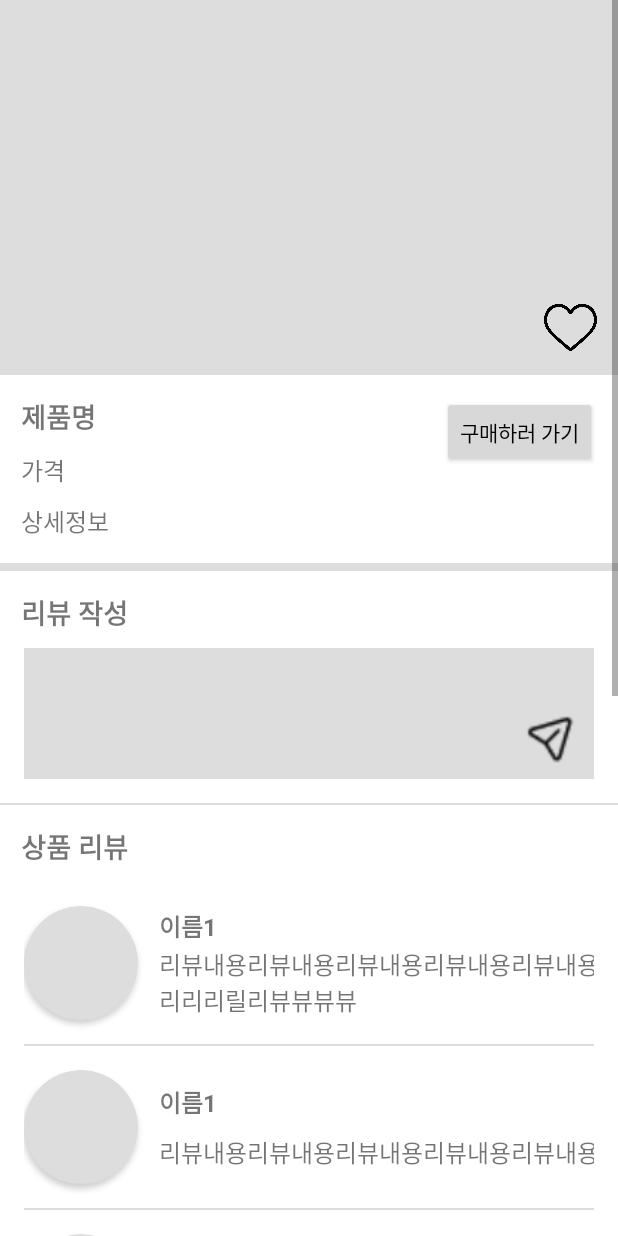
After one commit to UMC-GetIT/GetIT-android, an Android app: the ProductDetailActivity screen opened directly, with no data from a screen before it, on a phone screen of 412 x 824 dp. The commit adds this screen. Run offline under Robolectric (Android 15) with nearby library versions, the phone set to English and light mode, and no system bars.

Commit message:
[FEAT] 상품 상세

```diff
--- a/GetIT/app/src/main/AndroidManifest.xml
+++ b/GetIT/app/src/main/AndroidManifest.xml
@@ -24,8 +24,8 @@
             </intent-filter>
         </activity>
 
-        <activity
-            android:name=".ui.main.MainActivity"/>
+        <activity android:name=".ui.main.MainActivity"/>
+        <activity android:name=".ui.main.search.ProductDetailActivity"/>
 
 
     </application>
--- /dev/null
+++ b/GetIT/app/src/main/java/com/getit/getit/ui/main/search/ProductDetailActivity.kt
@@ -0,0 +1,35 @@
+package com.getit.getit.ui.main.search
+
+import android.os.Bundle
+import androidx.appcompat.app.AppCompatActivity
+import androidx.recyclerview.widget.LinearLayoutManager
+import com.getit.getit.databinding.FragmentProductDetailBinding
+
+class ProductDetailActivity: AppCompatActivity() {
+    override fun onCreate(savedInstanceState: Bundle?) {
+        var binding = FragmentProductDetailBinding.inflate(layoutInflater)
+        super.onCreate(savedInstanceState)
+        setContentView(binding.root)
+
+        var reviewDatas = ArrayList<Reviews>()
+        // 더미데이터
+        reviewDatas.apply {
+            add(Reviews("이름1", "리뷰내용리뷰내용리뷰내용리뷰내용리뷰내용리뷰내용리리리리릴리뷰뷰뷰뷰"))
+            add(Reviews("이름1", "리뷰내용리뷰내용리뷰내용리뷰내용리뷰내용리뷰내용"))
+            add(Reviews("이름1", "리뷰내용리뷰내용리뷰내용리뷰내용리뷰내용리뷰내용"))
+            add(Reviews("이름1", "리뷰내용리뷰내용리뷰내용리뷰내용리뷰내용리뷰내용"))
+            add(Reviews("이름1", "리뷰내용리뷰내용리뷰내용리뷰내용리뷰내용리뷰내용"))
+            add(Reviews("이름1", "리뷰내용리뷰내용리뷰내용리뷰내용리뷰내용리뷰내용"))
+            add(Reviews("이름1", "리뷰내용리뷰내용리뷰내용리뷰내용리뷰내용리뷰내용"))
+            add(Reviews("이름1", "리뷰내용리뷰내용리뷰내용리뷰내용리뷰내용리뷰내용"))
+            add(Reviews("이름1", "리뷰내용리뷰내용리뷰내용리뷰내용리뷰내용리뷰내용"))
+            add(Reviews("이름1", "리뷰내용리뷰내용리뷰내용리뷰내용리뷰내용리뷰내용"))
+            add(Reviews("이름1", "리뷰내용리뷰내용리뷰내용리뷰내용리뷰내용리뷰내용"))
+        }
+
+        val testRVAdatpter = ReviewRVAdatpter(reviewDatas)
+        binding.productDetailReviewRv.adapter = testRVAdatpter
+        binding.productDetailReviewRv.layoutManager = LinearLayoutManager(this, LinearLayoutManager.VERTICAL, false)
+
+    }
+}
--- /dev/null
+++ b/GetIT/app/src/main/java/com/getit/getit/ui/main/search/ReviewRVAdatpter.kt
@@ -0,0 +1,29 @@
+package com.getit.getit.ui.main.search
+
+import android.view.LayoutInflater
+import android.view.ViewGroup
+import androidx.recyclerview.widget.RecyclerView
+import com.getit.getit.databinding.ItemProductReviewBinding
+
+class ReviewRVAdatpter(private val reviewList: ArrayList<Reviews>) : RecyclerView.Adapter<ReviewRVAdatpter.ViewHolder>(){
+
+    override fun onCreateViewHolder(viewGroup: ViewGroup, viewType: Int): ViewHolder {
+        val binding: ItemProductReviewBinding = ItemProductReviewBinding.inflate(LayoutInflater.from(viewGroup.context), viewGroup, false)
+        return ViewHolder(binding)
+    }
+
+    override fun onBindViewHolder(holder: ViewHolder, position: Int) {
+        // * position: index id
+        holder.bind(reviewList[position])
+    }
+
+    override fun getItemCount(): Int = reviewList.size
+
+    inner class ViewHolder(val binding: ItemProductReviewBinding): RecyclerView.ViewHolder(binding.root) {
+
+        fun bind(review: Reviews) {
+            binding.itemProductReviewUserNameTv.text = review.name
+            binding.itemProductReviewReviewContentTv.text = review.content
+        }
+    }
+}
--- /dev/null
+++ b/GetIT/app/src/main/java/com/getit/getit/ui/main/search/Reviews.kt
@@ -0,0 +1,6 @@
+package com.getit.getit.ui.main.search
+
+data class Reviews(
+    var name: String? = "",
+    var content: String? = ""
+)
--- a/GetIT/app/src/main/java/com/getit/getit/ui/main/search/SearchFragment.kt
+++ b/GetIT/app/src/main/java/com/getit/getit/ui/main/search/SearchFragment.kt
@@ -1,12 +1,17 @@
 package com.getit.getit.ui.main.search
 
+import android.content.Intent
 import com.getit.getit.R
 import com.getit.getit.databinding.FragmentSearchBinding
 import com.getit.getit.ui.BaseFragment
+import com.getit.getit.ui.main.MainActivity
 
 class SearchFragment(): BaseFragment<FragmentSearchBinding>(FragmentSearchBinding::inflate) {
 
     override fun initAfterBinding() {
         binding.toolbar.root.title = "제품 조회"
+        binding.laptopIb.setOnClickListener {
+            startActivity(Intent(context, ProductDetailActivity::class.java))
+        }
     }
 }
--- /dev/null
+++ b/GetIT/app/src/main/res/layout/fragment_product_detail.xml
@@ -0,0 +1,165 @@
+<?xml version="1.0" encoding="utf-8"?>
+
+<ScrollView xmlns:android="http://schemas.android.com/apk/res/android"
+    xmlns:app="http://schemas.android.com/apk/res-auto"
+    xmlns:tools="http://schemas.android.com/tools"
+    android:layout_width="match_parent"
+    android:layout_height="match_parent"
+    tools:context=".ui.main.home.HomeFragment">
+
+    <androidx.constraintlayout.widget.ConstraintLayout xmlns:android="http://schemas.android.com/apk/res/android"
+
+        android:layout_width="match_parent"
+        android:layout_height="match_parent"
+        xmlns:app="http://schemas.android.com/apk/res-auto"
+        xmlns:tools="http://schemas.android.com/tools">
+
+        <ImageView
+            android:id="@+id/product_detail_img_iv"
+            android:layout_width="match_parent"
+            android:layout_height="250dp"
+            android:background="@color/grey"
+            app:layout_constraintStart_toStartOf="parent"
+            app:layout_constraintEnd_toEndOf="parent"
+            app:layout_constraintTop_toTopOf="parent"/>
+
+        <ImageButton
+            android:layout_width="35dp"
+            android:layout_height="35dp"
+            android:src="@drawable/like_off_img"
+            android:scaleType="fitCenter"
+            android:background="@color/transparent"
+            android:layout_marginBottom="14dp"
+            android:layout_marginEnd="14dp"
+            app:layout_constraintBottom_toBottomOf="@id/product_detail_img_iv"
+            app:layout_constraintEnd_toEndOf="@id/product_detail_img_iv"/>
+
+        <TextView
+            android:id="@+id/product_detail_product_name_tv"
+            android:layout_width="wrap_content"
+            android:layout_height="wrap_content"
+            android:text="제품명"
+            android:textStyle="bold"
+            android:textSize="18sp"
+            android:layout_marginTop="14dp"
+            android:layout_marginStart="14dp"
+            app:layout_constraintStart_toStartOf="parent"
+            app:layout_constraintTop_toBottomOf="@id/product_detail_img_iv"/>
+
+        <TextView
+            android:id="@+id/product_detail_product_price_tv"
+            android:layout_width="wrap_content"
+            android:layout_height="wrap_content"
+            android:text="가격"
+            android:textSize="16sp"
+            android:layout_marginTop="10dp"
+            app:layout_constraintStart_toStartOf="@id/product_detail_product_name_tv"
+            app:layout_constraintTop_toBottomOf="@id/product_detail_product_name_tv"/>
+
+        <TextView
+            android:id="@+id/product_detail_product_content_tv"
+            android:layout_width="wrap_content"
+            android:layout_height="wrap_content"
+            android:text="상세정보"
+            android:textSize="16sp"
+            android:layout_marginTop="10dp"
+            app:layout_constraintStart_toStartOf="@id/product_detail_product_name_tv"
+            app:layout_constraintTop_toBottomOf="@id/product_detail_product_price_tv"/>
+
+        <Button
+            android:id="@+id/product_detail_purchase_btn"
+            android:layout_width="wrap_content"
+            android:layout_height="wrap_content"
+            android:layout_marginEnd="14dp"
+            android:text="구매하러 가기"
+            android:textColor="@color/black"
+            android:backgroundTint="@color/login_button"
+            app:layout_constraintTop_toTopOf="@id/product_detail_product_name_tv"
+            app:layout_constraintEnd_toEndOf="parent"/>
+
+        <View
+            android:id="@+id/product_detail_divide_view1"
+            android:layout_width="match_parent"
+            android:layout_height="5dp"
+            android:background="@color/grey"
+            android:layout_marginTop="16dp"
+            app:layout_constraintStart_toStartOf="parent"
+            app:layout_constraintEnd_toEndOf="parent"
+            app:layout_constraintTop_toBottomOf="@id/product_detail_product_content_tv"/>
+
+        <TextView
+            android:id="@+id/product_detail_review_input_tv"
+            android:layout_width="wrap_content"
+            android:layout_height="wrap_content"
+            android:text="리뷰 작성"
+            android:textStyle="bold"
+            android:textSize="18sp"
+            android:layout_marginTop="14dp"
+            android:layout_marginStart="14dp"
+            app:layout_constraintStart_toStartOf="parent"
+            app:layout_constraintTop_toBottomOf="@id/product_detail_divide_view1"/>
+
+        <EditText
+            android:id="@+id/product_detail_review_input_et"
+            android:layout_width="match_parent"
+            android:layout_height="wrap_content"
+            android:background="@color/grey"
+            android:layout_marginTop="10dp"
+            android:layout_marginStart="16dp"
+            android:layout_marginEnd="16dp"
+            android:lines="3"
+            android:maxLines="3"
+            android:scrollbars="vertical"
+            android:padding="10dp"
+            app:layout_constraintStart_toStartOf="@id/product_detail_review_input_tv"
+            app:layout_constraintTop_toBottomOf="@id/product_detail_review_input_tv"/>
+
+        <ImageButton
+            android:id="@+id/product_detail_add_review_ib"
+            android:layout_width="35dp"
+            android:layout_height="35dp"
+            android:scaleType="fitCenter"
+            android:src="@drawable/send_img"
+            android:layout_marginEnd="25dp"
+            android:layout_marginBottom="10dp"
+            app:layout_constraintEnd_toEndOf="@id/product_detail_review_input_et"
+            app:layout_constraintBottom_toBottomOf="@id/product_detail_review_input_et"
+            android:background="@android:color/transparent"/>
+
+        <View
+            android:id="@+id/product_detail_divide_view2"
+            android:layout_width="match_parent"
+            android:layout_height="1dp"
+            android:background="@color/grey"
+            android:layout_marginTop="16dp"
+            app:layout_constraintStart_toStartOf="parent"
+            app:layout_constraintEnd_toEndOf="parent"
+            app:layout_constraintTop_toBottomOf="@id/product_detail_review_input_et"/>
+
+        <TextView
+            android:id="@+id/product_detail_review_content_tv"
+            android:layout_width="wrap_content"
+            android:layout_height="wrap_content"
+            android:text="상품 리뷰"
+            android:textStyle="bold"
+            android:textSize="18sp"
+            android:layout_marginTop="14dp"
+            android:layout_marginStart="14dp"
+            app:layout_constraintStart_toStartOf="parent"
+            app:layout_constraintTop_toBottomOf="@id/product_detail_divide_view2"/>
+
+        <androidx.recyclerview.widget.RecyclerView
+            android:id="@+id/product_detail_review_rv"
+            android:layout_width="match_parent"
+            android:layout_height="wrap_content"
+            android:layout_marginTop="10dp"
+            android:layout_marginStart="16dp"
+            android:layout_marginEnd="16dp"
+            tools:listitem="@layout/item_product_review"
+            app:layoutManager="androidx.recyclerview.widget.LinearLayoutManager"
+            android:orientation="vertical"
+            app:layout_constraintTop_toBottomOf="@+id/product_detail_review_content_tv"/>
+
+    </androidx.constraintlayout.widget.ConstraintLayout>
+
+</ScrollView>
--- /dev/null
+++ b/GetIT/app/src/main/res/layout/item_product_review.xml
@@ -0,0 +1,50 @@
+<?xml version="1.0" encoding="utf-8"?>
+<androidx.constraintlayout.widget.ConstraintLayout xmlns:android="http://schemas.android.com/apk/res/android"
+    android:layout_width="match_parent"
+    android:layout_height="wrap_content"
+    xmlns:app="http://schemas.android.com/apk/res-auto">
+
+    <androidx.cardview.widget.CardView
+        android:id="@+id/item_product_review_user_profile_img_iv"
+        android:layout_width="76dp"
+        android:layout_height="76dp"
+        app:cardCornerRadius="76dp"
+        android:layout_marginTop="16dp"
+        android:backgroundTint="@color/grey"
+        app:layout_constraintStart_toStartOf="parent"
+        app:layout_constraintTop_toTopOf="parent"/>
+
+    <TextView
+        android:id="@+id/item_product_review_user_name_tv"
+        android:layout_width="wrap_content"
+        android:layout_height="wrap_content"
+        android:text="유저 이름"
+        android:textSize="16sp"
+        android:textStyle="bold"
+        android:layout_marginStart="14dp"
+        app:layout_constraintBottom_toTopOf="@+id/item_product_review_review_content_tv"
+        app:layout_constraintTop_toTopOf="@id/item_product_review_user_profile_img_iv"
+        app:layout_constraintStart_toEndOf="@id/item_product_review_user_profile_img_iv"/>
+
+    <TextView
+        android:id="@+id/item_product_review_review_content_tv"
+        android:layout_width="wrap_content"
+        android:layout_height="wrap_content"
+        android:text="리뷰내용"
+        android:textSize="16sp"
+        app:layout_constraintStart_toStartOf="@id/item_product_review_user_name_tv"
+        app:layout_constraintBottom_toBottomOf="@id/item_product_review_user_profile_img_iv"
+        app:layout_constraintTop_toBottomOf="@id/item_product_review_user_name_tv"/>
+
+    <View
+        android:id="@+id/item_product_review_divide_view"
+        android:layout_width="match_parent"
+        android:layout_height="1dp"
+        android:background="@color/grey"
+        android:layout_marginTop="16dp"
+        app:layout_constraintStart_toStartOf="parent"
+        app:layout_constraintEnd_toEndOf="parent"
+        app:layout_constraintTop_toBottomOf="@id/item_product_review_user_profile_img_iv"/>
+
+
+</androidx.constraintlayout.widget.ConstraintLayout>
--- a/GetIT/app/src/main/res/layout/item_search.xml
+++ b/GetIT/app/src/main/res/layout/item_search.xml
@@ -12,7 +12,7 @@
         app:cardElevation="0dp"
         android:layout_marginStart="10dp"
         android:layout_marginTop="10dp"
-        android:backgroundTint="#E1E1E1"
+        android:backgroundTint="@color/grey"
         app:layout_constraintStart_toStartOf="parent"
         app:layout_constraintTop_toTopOf="parent"
         app:layout_constraintEnd_toEndOf="parent"/>
--- a/GetIT/app/src/main/res/values/colors.xml
+++ b/GetIT/app/src/main/res/values/colors.xml
@@ -7,6 +7,7 @@
     <color name="teal_700">#FF018786</color>
     <color name="black">#FF000000</color>
     <color name="white">#FFFFFFFF</color>
+    <color name="grey">#DDDDDD</color>
 
     <!-- 공통 -->
     <color name="primary">#F84D17</color>
@@ -14,5 +15,5 @@
     <color name="form_error">#F44336</color>
 
     <!-- 로그인 -->
-    <color name="login_button">#FFC107</color>
+    <color name="login_button">#D8D8D8</color>
 </resources>
```
Also changed, not shown: GetIT/app/src/main/res/drawable/like_off_img.png (added), GetIT/app/src/main/res/drawable/like_on_img.png (added), GetIT/app/src/main/res/drawable/send_img.png (added).
